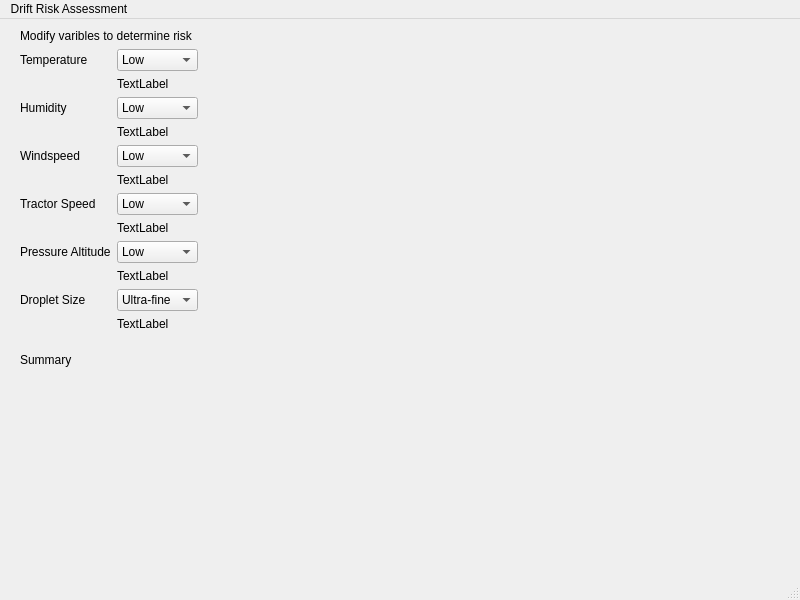
joshuagudgel/drift-risk-assessment, file driftassessment.ui: the form before one commit.
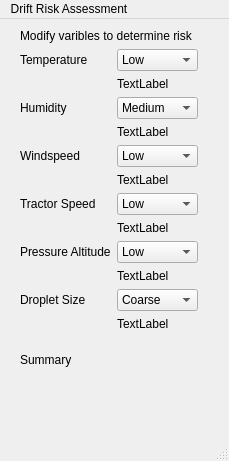
The form after the commit.

Commit message: Add signal/slot capabilities to update summary

```diff
--- a/driftassessment.ui
+++ b/driftassessment.ui
@@ -6,15 +6,15 @@
    <rect>
     <x>0</x>
     <y>0</y>
-    <width>800</width>
-    <height>600</height>
+    <width>229</width>
+    <height>461</height>
    </rect>
   </property>
   <property name="windowTitle">
    <string>driftassessment</string>
   </property>
   <widget class="QWidget" name="centralwidget">
-   <widget class="QWidget" name="">
+   <widget class="QWidget" name="layoutWidget">
     <property name="geometry">
      <rect>
       <x>20</x>
@@ -77,7 +77,7 @@
         <widget class="QComboBox" name="humComboBox">
          <item>
           <property name="text">
-           <string>Low</string>
+           <string>Medium</string>
           </property>
          </item>
          <item>
@@ -207,16 +207,6 @@
        </item>
        <item row="11" column="1">
         <widget class="QComboBox" name="dropletComboBox">
-         <item>
-          <property name="text">
-           <string>Ultra-fine</string>
-          </property>
-         </item>
-         <item>
-          <property name="text">
-           <string>Fine</string>
-          </property>
-         </item>
          <item>
           <property name="text">
            <string>Coarse</string>
@@ -248,7 +238,7 @@
     <rect>
      <x>0</x>
      <y>0</y>
-     <width>800</width>
+     <width>229</width>
      <height>21</height>
     </rect>
    </property>
```
Left out of the diff: 14 changed lines with no effect on the pictures. The commit also changes 2 other files.
